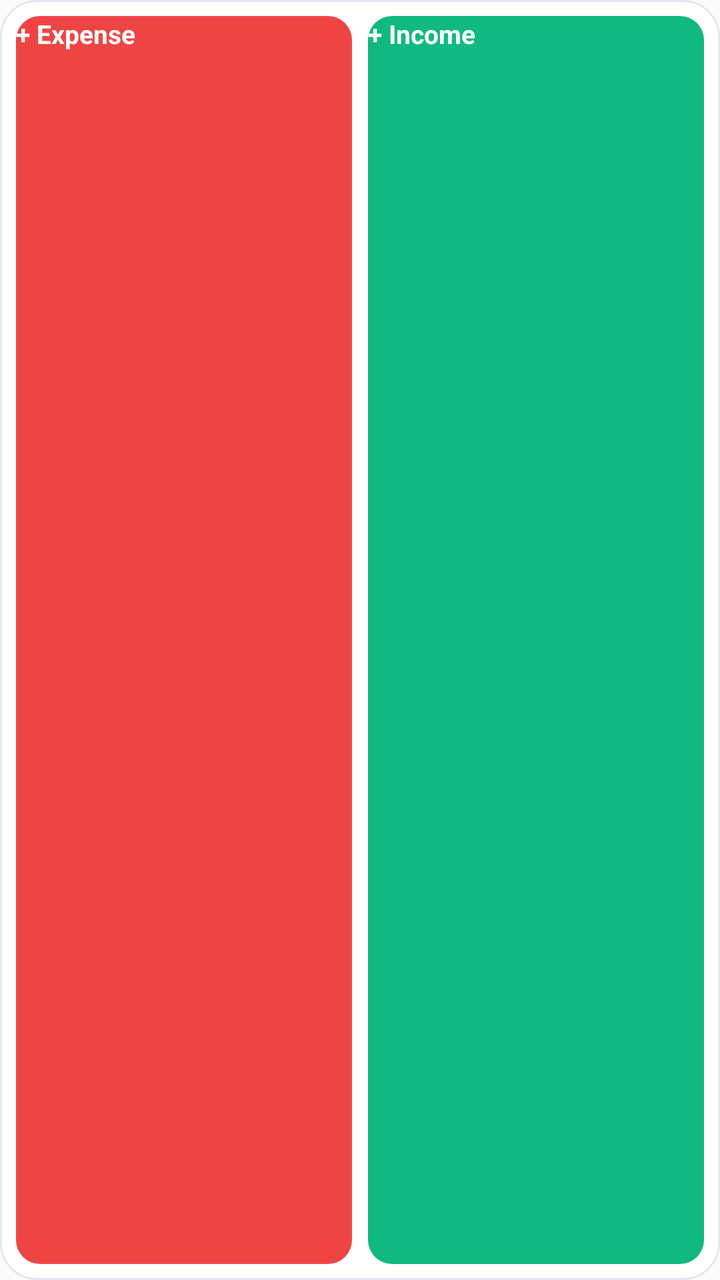
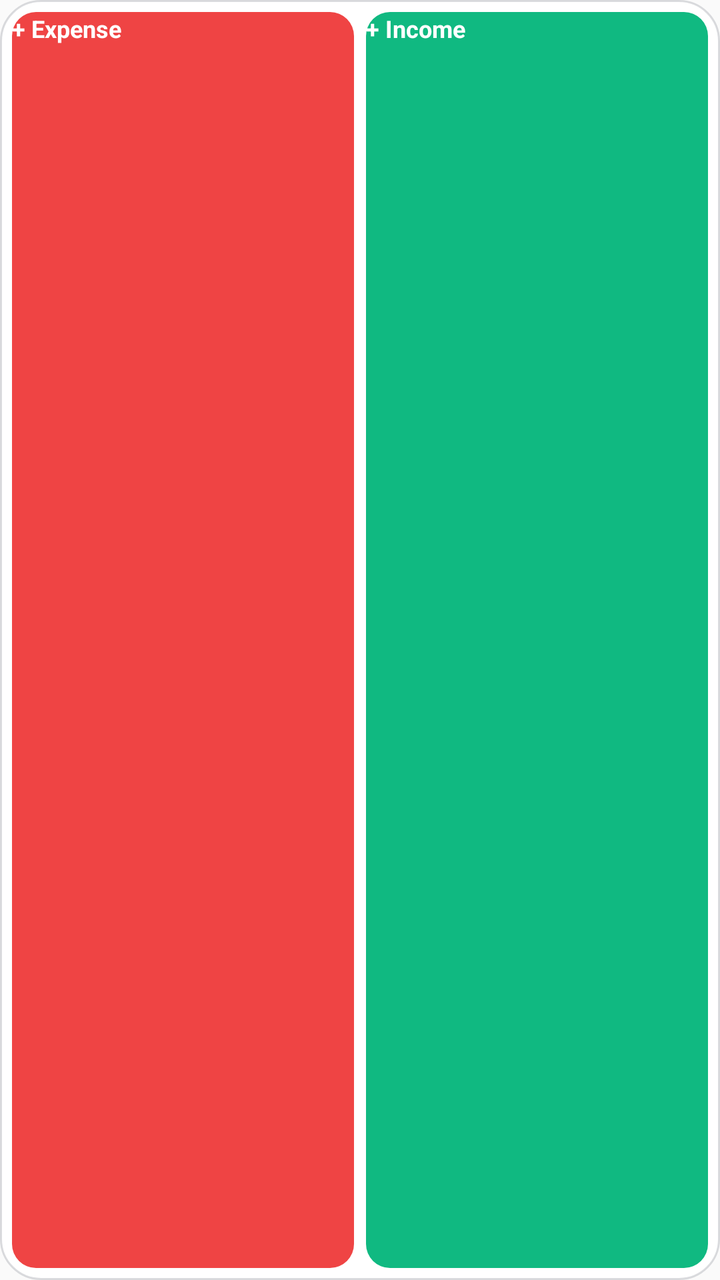

An Android layout rendered at two revisions. The XML below is the earlier revision; the diff shows what the commit changed to produce the second picture.
<!-- AndroidManifest.xml: application theme Theme.ExpenseTracker -->
<!-- res/layout/widget_quick_add.xml -->
<?xml version="1.0" encoding="utf-8"?>
<LinearLayout xmlns:android="http://schemas.android.com/apk/res/android"
    android:layout_width="match_parent"
    android:layout_height="match_parent"
    android:orientation="horizontal"
    android:padding="8dp"
    android:gravity="center"
    android:background="@drawable/bg_widget_card"
    android:weightSum="2">

    <Button
        android:id="@+id/quick_widget_btn_expense"
        android:layout_width="0dp"
        android:layout_height="match_parent"
        android:layout_weight="1"
        android:text="+ Expense"
        android:textSize="13sp"
        android:textStyle="bold"
        android:background="@drawable/bg_widget_btn_expense"
        android:textColor="#FFFFFF"
        android:stateListAnimator="@null"
        android:layout_marginEnd="4dp" />

    <Button
        android:id="@+id/quick_widget_btn_income"
        android:layout_width="0dp"
        android:layout_height="match_parent"
        android:layout_weight="1"
        android:text="+ Income"
        android:textSize="13sp"
        android:textStyle="bold"
        android:background="@drawable/bg_widget_btn_income"
        android:textColor="#FFFFFF"
        android:stateListAnimator="@null"
        android:layout_marginStart="4dp" />
</LinearLayout>
<!-- resources referenced by this layout -->
<resources>
  <!-- drawable bg_widget_btn_expense (drawable) -->
  <?xml version="1.0" encoding="utf-8"?>
  <ripple xmlns:android="http://schemas.android.com/apk/res/android"
      android:color="#B91C1C">
      <item>
          <shape android:shape="rectangle">
              <solid android:color="#EF4444" />
              <corners android:radius="12dp" />
          </shape>
      </item>
  </ripple>
  <!-- drawable bg_widget_btn_income (drawable) -->
  <?xml version="1.0" encoding="utf-8"?>
  <ripple xmlns:android="http://schemas.android.com/apk/res/android"
      android:color="#047857">
      <item>
          <shape android:shape="rectangle">
              <solid android:color="#10B981" />
              <corners android:radius="12dp" />
          </shape>
      </item>
  </ripple>
  <!-- drawable bg_widget_card (drawable) -->
  <?xml version="1.0" encoding="utf-8"?>
  <shape xmlns:android="http://schemas.android.com/apk/res/android"
      android:shape="rectangle">
      <solid android:color="#FFFFFF" />
      <corners android:radius="18dp" />
      <stroke
          android:width="1dp"
          android:color="#E2E8F0" />
  </shape>
  <style name="Theme.ExpenseTracker" parent="android:Theme.Material.Light.NoActionBar">
          <item name="android:statusBarColor">@android:color/transparent</item>
          <item name="android:navigationBarColor">@android:color/transparent</item>
          <item name="android:windowLightStatusBar">true</item>
      </style>
</resources>

<!-- the commit's change to res/layout/widget_quick_add.xml (unified diff, before → after) -->
@@ -1,9 +1,10 @@
 <?xml version="1.0" encoding="utf-8"?>
 <LinearLayout xmlns:android="http://schemas.android.com/apk/res/android"
+    android:id="@+id/quick_widget_root"
     android:layout_width="match_parent"
     android:layout_height="match_parent"
     android:orientation="horizontal"
-    android:padding="8dp"
+    android:padding="6dp"
     android:gravity="center"
     android:background="@drawable/bg_widget_card"
     android:weightSum="2">
@@ -14,12 +15,12 @@
         android:layout_height="match_parent"
         android:layout_weight="1"
         android:text="+ Expense"
-        android:textSize="13sp"
+        android:textSize="12sp"
         android:textStyle="bold"
         android:background="@drawable/bg_widget_btn_expense"
-        android:textColor="#FFFFFF"
+        android:textColor="@color/widget_btn_text"
         android:stateListAnimator="@null"
-        android:layout_marginEnd="4dp" />
+        android:layout_marginEnd="3dp" />
 
     <Button
         android:id="@+id/quick_widget_btn_income"
@@ -27,10 +28,10 @@
         android:layout_height="match_parent"
         android:layout_weight="1"
         android:text="+ Income"
-        android:textSize="13sp"
+        android:textSize="12sp"
         android:textStyle="bold"
         android:background="@drawable/bg_widget_btn_income"
-        android:textColor="#FFFFFF"
+        android:textColor="@color/widget_btn_text"
         android:stateListAnimator="@null"
-        android:layout_marginStart="4dp" />
+        android:layout_marginStart="3dp" />
 </LinearLayout>
<!-- resource entries referenced after the edit -->
@@ -1,41 +1,38 @@
 <!-- resources referenced by this layout -->
 <resources>
+  <color name="widget_btn_text">#FFFFFF</color>
   <!-- drawable bg_widget_btn_expense (drawable) -->
   <?xml version="1.0" encoding="utf-8"?>
-  <ripple xmlns:android="http://schemas.android.com/apk/res/android"
-      android:color="#B91C1C">
-      <item>
-          <shape android:shape="rectangle">
-              <solid android:color="#EF4444" />
-              <corners android:radius="12dp" />
-          </shape>
-      </item>
-  </ripple>
+  <shape xmlns:android="http://schemas.android.com/apk/res/android"
+      android:shape="rectangle">
+      <solid android:color="@color/widget_btn_expense_bg" />
+      <corners android:radius="12dp" />
+  </shape>
   <!-- drawable bg_widget_btn_income (drawable) -->
   <?xml version="1.0" encoding="utf-8"?>
-  <ripple xmlns:android="http://schemas.android.com/apk/res/android"
-      android:color="#047857">
-      <item>
-          <shape android:shape="rectangle">
-              <solid android:color="#10B981" />
-              <corners android:radius="12dp" />
-          </shape>
-      </item>
-  </ripple>
+  <shape xmlns:android="http://schemas.android.com/apk/res/android"
+      android:shape="rectangle">
+      <solid android:color="@color/widget_btn_income_bg" />
+      <corners android:radius="12dp" />
+  </shape>
   <!-- drawable bg_widget_card (drawable) -->
   <?xml version="1.0" encoding="utf-8"?>
   <shape xmlns:android="http://schemas.android.com/apk/res/android"
       android:shape="rectangle">
-      <solid android:color="#FFFFFF" />
-      <corners android:radius="18dp" />
+      <solid android:color="@color/widget_bg_color" />
+      <corners android:radius="20dp" />
       <stroke
           android:width="1dp"
-          android:color="#E2E8F0" />
+          android:color="@color/widget_border_color" />
   </shape>
   <style name="Theme.ExpenseTracker" parent="android:Theme.Material.Light.NoActionBar">
           <item name="android:statusBarColor">@android:color/transparent</item>
           <item name="android:navigationBarColor">@android:color/transparent</item>
           <item name="android:windowLightStatusBar">true</item>
       </style>
+  <color name="widget_btn_expense_bg">#EF4444</color>
+  <color name="widget_btn_income_bg">#10B981</color>
+  <color name="widget_bg_color">#F2FFFFFF</color>
+  <color name="widget_border_color">#260F172A</color>
 </resources>
 
